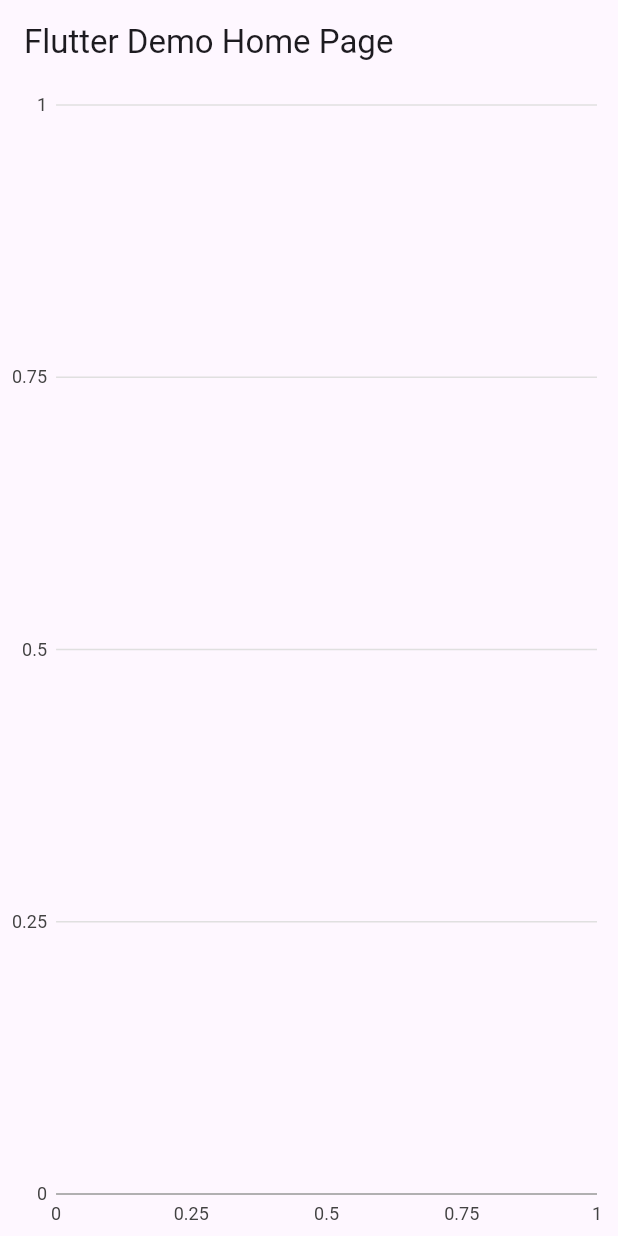
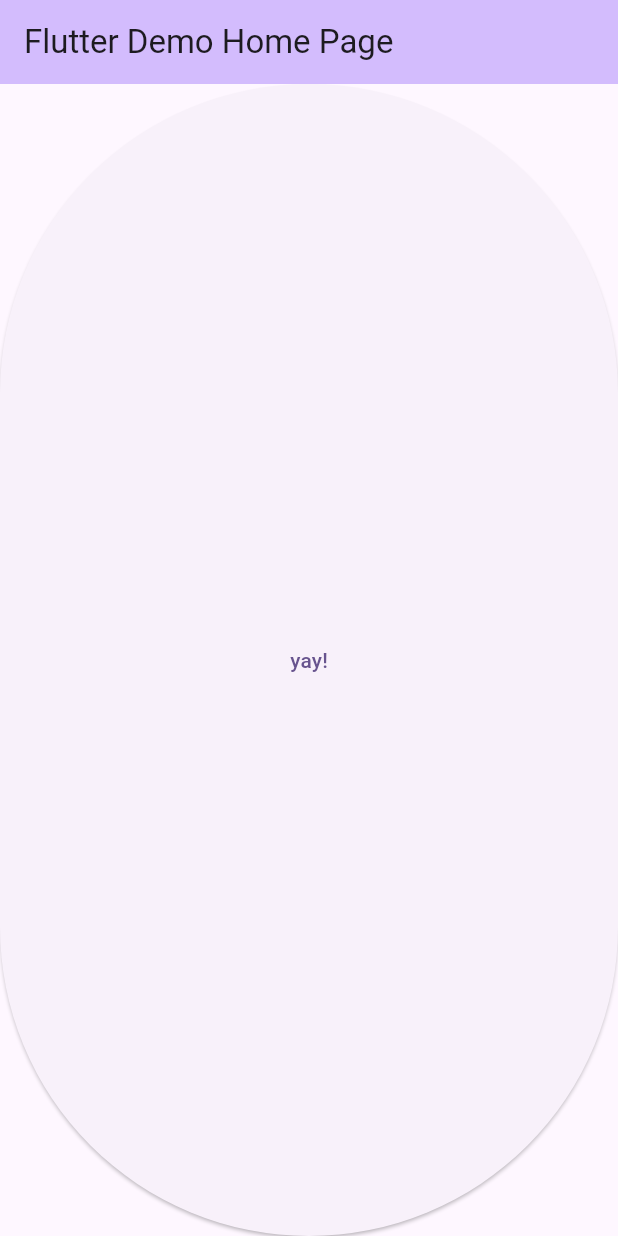
Before and after one commit to willyg23/UFC-Data-Project, a Flutter app: the screen it shows after launch, on a phone screen of 412 x 824 dp. Run offline on Flutter 3.47's test engine with Material 3 defaults, Android fonts, the phone set to English and light mode, and no system bars; our stand-ins replace charts_flutter, equatable; missing offline and left inert: tflite; statements that could not run were skipped.

```diff
--- a/json_test/lib/main.dart
+++ b/json_test/lib/main.dart
@@ -504,28 +504,28 @@ maybe have anothe box appear for the input to be positive or negative?
     });
   }
 
-  @override
-Widget build(BuildContext context) {
-  return Scaffold(
-    appBar: AppBar(
-      title: Text(widget.title),
-    ),
-    body: _isLoading
-        ? Center(child: CircularProgressIndicator())  // Loading state
-        : Column(
-            children: [
-              Expanded(
-                 child: charts.LineChart(
-                   _generateChartData().cast<charts.Series<dynamic, num>>(),
-                   animate: true,
-                   domainAxis: charts.DateTimeAxisSpec(),
-                 ),
-              ),
-              // ... Other widgets below the graph ...
-            ],
-          ),
-  );
-}
+//   @override
+// Widget build(BuildContext context) {
+//   return Scaffold(
+//     appBar: AppBar(
+//       title: Text(widget.title),
+//     ),
+//     body: _isLoading
+//         ? Center(child: CircularProgressIndicator())  // Loading state
+//         : Column(
+//             children: [
+//               Expanded(
+//                  child: charts.LineChart(
+//                    _generateChartData().cast<charts.Series<dynamic, num>>(),
+//                    animate: true,
+//                    domainAxis: charts.DateTimeAxisSpec(),
+//                  ),
+//               ),
+//               // ... Other widgets below the graph ...
+//             ],
+//           ),
+//   );
+// }
 
 
 // @override
@@ -550,31 +550,31 @@ Widget build(BuildContext context) {
 // }
 
 
-  // @override
-  // Widget build(BuildContext context) {
-  //   // This method is rerun every time setState is called, for instance as done
-  //   // by the _incrementCounter method above.
-  //   //
-  //   // The Flutter framework has been optimized to make rerunning build methods
-  //   // fast, so that you can just rebuild anything that needs updating rather
-  //   // than having to individually change instances of widgets.
-  //   return Scaffold(
-  //     appBar: AppBar(
-  //       // TRY THIS: Try changing the color here to a specific color (to
-  //       // Colors.amber, perhaps?) and trigger a hot reload to see the AppBar
-  //       // change color while the other colors stay the same.
-  //       backgroundColor: Theme.of(context).colorScheme.inversePrimary,
-  //       // Here we take the value from the MyHomePage object that was created by
-  //       // the App.build method, and use it to set our appbar title.
-  //       title: Text(widget.title),
-  //     ),
+  @override
+  Widget build(BuildContext context) {
+    // This method is rerun every time setState is called, for instance as done
+    // by the _incrementCounter method above.
+    //
+    // The Flutter framework has been optimized to make rerunning build methods
+    // fast, so that you can just rebuild anything that needs updating rather
+    // than having to individually change instances of widgets.
+    return Scaffold(
+      appBar: AppBar(
+        // TRY THIS: Try changing the color here to a specific color (to
+        // Colors.amber, perhaps?) and trigger a hot reload to see the AppBar
+        // change color while the other colors stay the same.
+        backgroundColor: Theme.of(context).colorScheme.inversePrimary,
+        // Here we take the value from the MyHomePage object that was created by
+        // the App.build method, and use it to set our appbar title.
+        title: Text(widget.title),
+      ),
 
-  //     body: ElevatedButton(
-  //       onPressed: () {
-  //         readJson();
-  //       },
-  //       child: Center(child: Text("Load Json"))),
+      body: ElevatedButton(
+        onPressed: () {
 
-  //   );
-  // }
+        },
+        child: Center(child: Text("yay!"))),
+
+    );
+  }
 }
```
